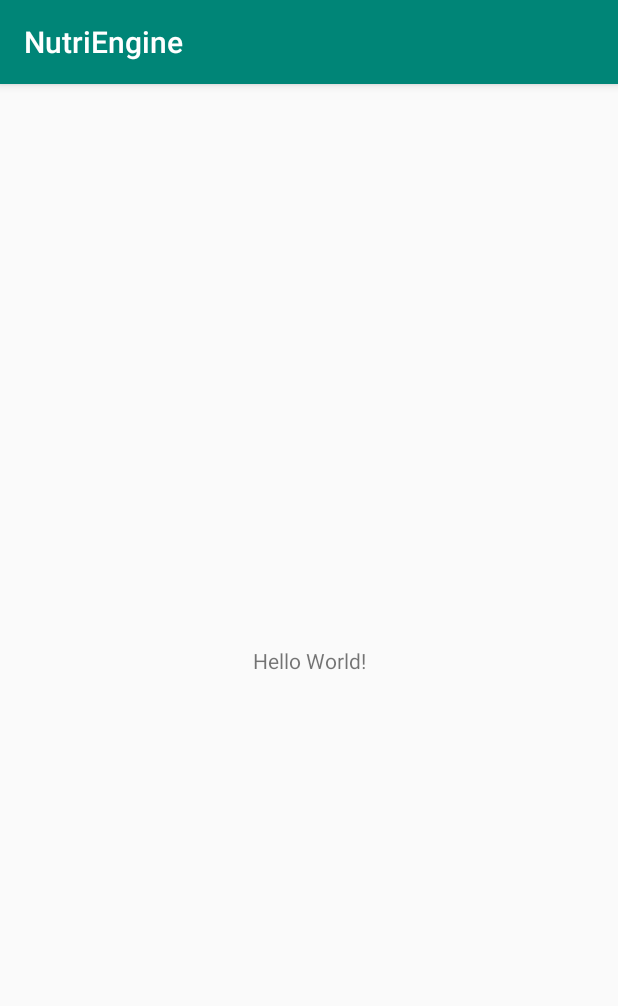
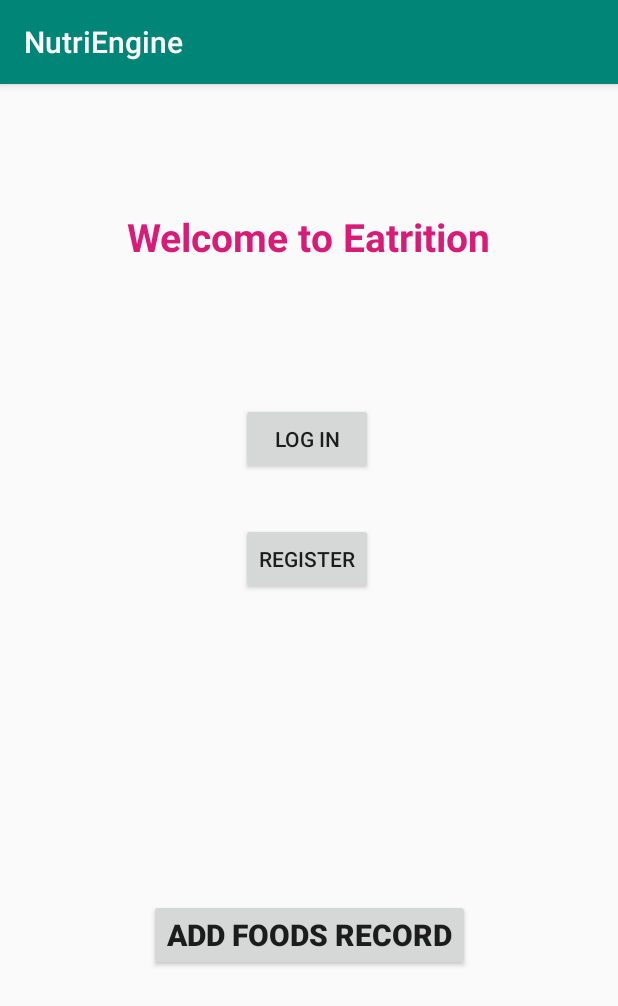
Before and after one commit to nlwin/NutriEngine, an Android app: the screen it shows after launch (MainActivity), on a phone screen of 412 x 824 dp. Shown: the top 1006 px of the screen. Run offline under Robolectric (Android 15) with nearby library versions, the phone set to English and light mode, and no system bars; our stand-ins replace Room's generated code, data binding; libraries missing offline, so code that uses them is left out: com.opencsv.

Commit message:
implement home fragement functionalies with database enable

```diff
--- a/app/build.gradle
+++ b/app/build.gradle
@@ -7,6 +7,7 @@ apply plugin: 'kotlin-android-extensions'
 apply plugin: 'kotlin-kapt'
 
 apply plugin: 'androidx.navigation.safeargs'
+
 
 android {
     compileSdkVersion 28
--- a/app/src/main/AndroidManifest.xml
+++ b/app/src/main/AndroidManifest.xml
@@ -1,6 +1,7 @@
 <?xml version="1.0" encoding="utf-8"?>
 <manifest xmlns:android="http://schemas.android.com/apk/res/android"
     package="com.naylwin.nutriengine">
+    <uses-permission android:name="android.permission.WRITE_EXTERNAL_STORAGE" />
 
     <application
         android:allowBackup="true"
--- a/app/src/main/java/com/naylwin/nutriengine/HomeFragment.kt
+++ b/app/src/main/java/com/naylwin/nutriengine/HomeFragment.kt
@@ -5,7 +5,12 @@ import android.os.Bundle
 import android.view.LayoutInflater
 import android.view.View
 import android.view.ViewGroup
+import androidx.databinding.DataBindingUtil
 import androidx.fragment.app.Fragment
+import androidx.lifecycle.ViewModelProviders
+import androidx.navigation.fragment.findNavController
+import com.naylwin.eatrition.database.FoodDatabase
+import com.naylwin.nutriengine.databinding.FragmentHomeBinding
 
 /**
  * A simple [Fragment] subclass.
@@ -17,6 +22,22 @@ class HomeFragment : Fragment() {
         savedInstanceState: Bundle?
     ): View? {
         // Inflate the layout for this fragment
-        return inflater.inflate(R.layout.fragment_home, container, false)
+        val binding: FragmentHomeBinding = DataBindingUtil.inflate(
+            inflater, R.layout.fragment_home, container, false)
+
+        val application = requireNotNull(this.activity).application
+        val dataSource = FoodDatabase.getInstance(application).foodDao
+        val viewModelFactory = HomeViewModelFactory(dataSource, this.context!!)
+        val homeViewModel = ViewModelProviders.of(this, viewModelFactory)
+                            .get(HomeViewModel::class.java)
+        binding.homeViewModel = homeViewModel
+        binding.setLifecycleOwner(this)
+        binding.loginButton.setOnClickListener{
+            this.findNavController().navigate(HomeFragmentDirections.actionHomeFragmentToLoginFragment())
+        }
+        binding.signupButton.setOnClickListener{
+            this.findNavController().navigate(HomeFragmentDirections.actionHomeFragmentToRegisterFragment())
+        }
+        return binding.root
     }
 }
--- /dev/null
+++ b/app/src/main/java/com/naylwin/nutriengine/HomeViewModelFactory.kt
@@ -0,0 +1,17 @@
+package com.naylwin.nutriengine
+
+import android.content.Context
+import androidx.lifecycle.ViewModel
+import androidx.lifecycle.ViewModelProvider
+import com.naylwin.eatrition.database.FoodDao
+
+class HomeViewModelFactory(
+    private val foodDao: FoodDao, private val context: Context) : ViewModelProvider.Factory{
+    @Suppress("unchecked_cast")
+    override fun <T : ViewModel?> create(modelClass: Class<T>): T {
+        if (modelClass.isAssignableFrom(HomeViewModel::class.java)) {
+            return HomeViewModel(foodDao, context) as T
+        }
+        throw IllegalArgumentException("Unknown ViewModel class")
+    }
+}
--- a/app/src/main/java/com/naylwin/nutriengine/database/FoodDao.kt
+++ b/app/src/main/java/com/naylwin/nutriengine/database/FoodDao.kt
@@ -21,4 +21,7 @@ interface FoodDao {
     @Query("SELECT * FROM food_summary_table WHERE food_desc LIKE :foodStr")
     fun findFoods(foodStr: String): LiveData<List<Food?>>
 
+    @Query("SELECT * FROM food_summary_table LIMIT 1")
+    fun findFirstFood(): Food?
+
 }
--- a/app/src/main/res/layout/activity_main.xml
+++ b/app/src/main/res/layout/activity_main.xml
@@ -1,18 +1,32 @@
-<?xml version="1.0" encoding="utf-8"?>
-<androidx.constraintlayout.widget.ConstraintLayout xmlns:android="http://schemas.android.com/apk/res/android"
-    xmlns:app="http://schemas.android.com/apk/res-auto"
-    xmlns:tools="http://schemas.android.com/tools"
-    android:layout_width="match_parent"
-    android:layout_height="match_parent"
-    tools:context=".MainActivity">
+<?xml version="1.0" encoding="utf-8"?><!--
+  ~ Copyright 2019, The Android Open Source Project
+  ~
+  ~ Licensed under the Apache License, Version 2.0 (the "License");
+  ~ you may not use this file except in compliance with the License.
+  ~ You may obtain a copy of the License at
+  ~
+  ~     http://www.apache.org/licenses/LICENSE-2.0
+  ~
+  ~ Unless required by applicable law or agreed to in writing, software
+  ~ distributed under the License is distributed on an "AS IS" BASIS,
+  ~ WITHOUT WARRANTIES OR CONDITIONS OF ANY KIND, either express or implied.
+  ~ See the License for the specific language governing permissions and
+  ~ limitations under the License.
+  -->
 
-    <TextView
-        android:layout_width="wrap_content"
-        android:layout_height="wrap_content"
-        android:text="Hello World!"
-        app:layout_constraintBottom_toBottomOf="parent"
-        app:layout_constraintLeft_toLeftOf="parent"
-        app:layout_constraintRight_toRightOf="parent"
-        app:layout_constraintTop_toTopOf="parent" />
+<!-- The merge tag can be used to eliminate redundant layouts when
+     including layouts, and it's a good idea to use it.
+     See: https://developer.android.com/training/improving-layouts/reusing-layouts -->
 
-</androidx.constraintlayout.widget.ConstraintLayout>
+<merge xmlns:android="http://schemas.android.com/apk/res/android"
+    xmlns:app="http://schemas.android.com/apk/res-auto">
+
+    <fragment
+        android:id="@+id/nav_host_fragment"
+        android:name="androidx.navigation.fragment.NavHostFragment"
+        android:layout_width="match_parent"
+        android:layout_height="match_parent"
+        app:defaultNavHost="true"
+        app:navGraph="@navigation/navigation" />
+
+</merge>
--- a/app/src/main/res/layout/fragment_home.xml
+++ b/app/src/main/res/layout/fragment_home.xml
@@ -24,7 +24,9 @@
          click handlers, and state variables. -->
 
     <data>
-
+        <variable
+            name="homeViewModel"
+            type="com.naylwin.nutriengine.HomeViewModel" />
     </data>
 
     <!-- Start of the visible fragment layout using ConstraintLayout -->
@@ -91,7 +93,8 @@
             app:layout_constraintBottom_toBottomOf="parent"
             app:layout_constraintEnd_toEndOf="parent"
             app:layout_constraintStart_toStartOf="parent"
-            app:layout_constraintTop_toBottomOf="@+id/signup_button" />
+            app:layout_constraintTop_toBottomOf="@+id/signup_button"
+            android:onClick="@{() -> homeViewModel.addFoodsToDataBase()}"/>
 
     </androidx.constraintlayout.widget.ConstraintLayout>
 </layout>
```
Also changed, not shown: app/src/main/java/com/naylwin/nutriengine/HomeViewModel.kt (added, +78 -0 lines), app/src/main/res/navigation/navigation.xml (+11 -1 lines), app/src/main/java/com/naylwin/nutriengine/food_database.csv (added), app/src/main/res/raw/food_database.csv (added).
